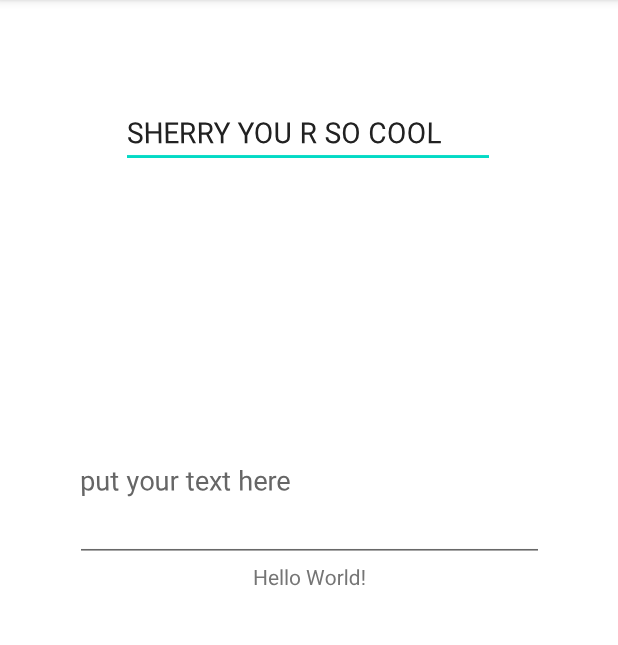
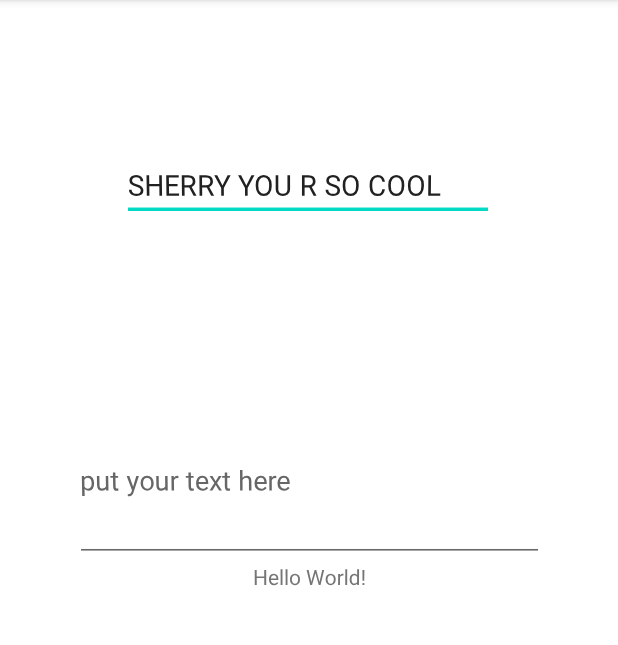
Before and after one commit to sherryliu987/song-generator, an Android app: the screen it shows after launch (MainActivity), on a phone screen of 412 x 824 dp, the part 84-729 px from its top. Run offline under Robolectric (Android 15) with nearby library versions, the phone set to English and light mode, and no system bars.

Commit message:
trying more stuff

```diff
--- a/app/src/main/res/layout/activity_main.xml
+++ b/app/src/main/res/layout/activity_main.xml
@@ -21,11 +21,11 @@
         android:id="@+id/editTextTextPersonName"
         android:layout_width="240dp"
         android:layout_height="42dp"
-        android:layout_marginTop="80dp"
         android:ems="10"
         android:inputType="textPersonName"
         android:text="@string/sherry_you_r_so_cool"
         android:visibility="visible"
+        app:layout_constraintBottom_toTopOf="@+id/textInputEditText"
         app:layout_constraintEnd_toEndOf="parent"
         app:layout_constraintHorizontal_bias="0.497"
         app:layout_constraintStart_toStartOf="parent"
@@ -33,6 +33,7 @@
         tools:visibility="visible" />
 
     <com.google.android.material.textfield.TextInputEditText
+        android:id="@+id/textInputEditText"
         android:layout_width="311dp"
         android:layout_height="107dp"
         android:hint="put your text here"
```
